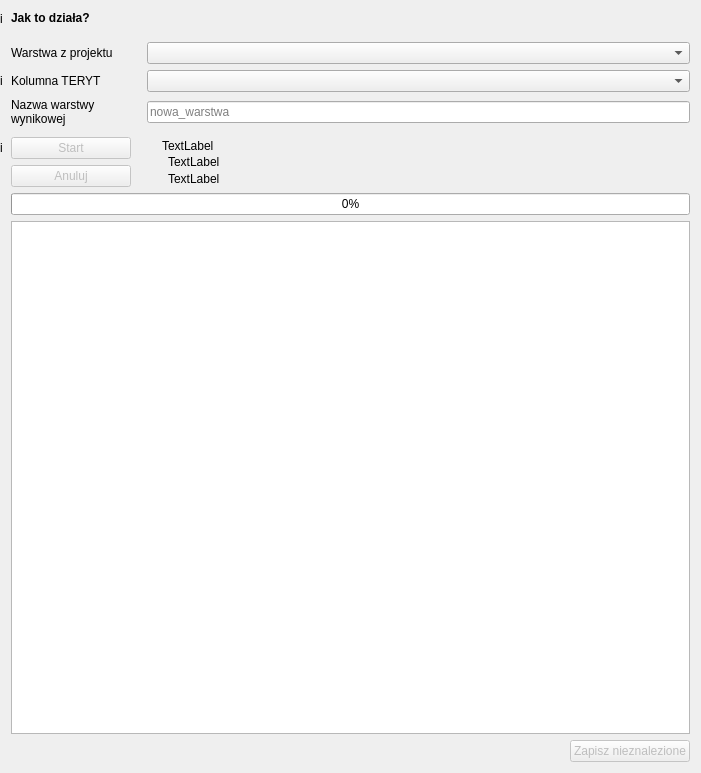
This is gissupport_plugin/modules/uldk/modules/csv_import/main_base.ui in gis-support/gis-support-plugin as Qt 5 draws it before an edit. The edited form follows.
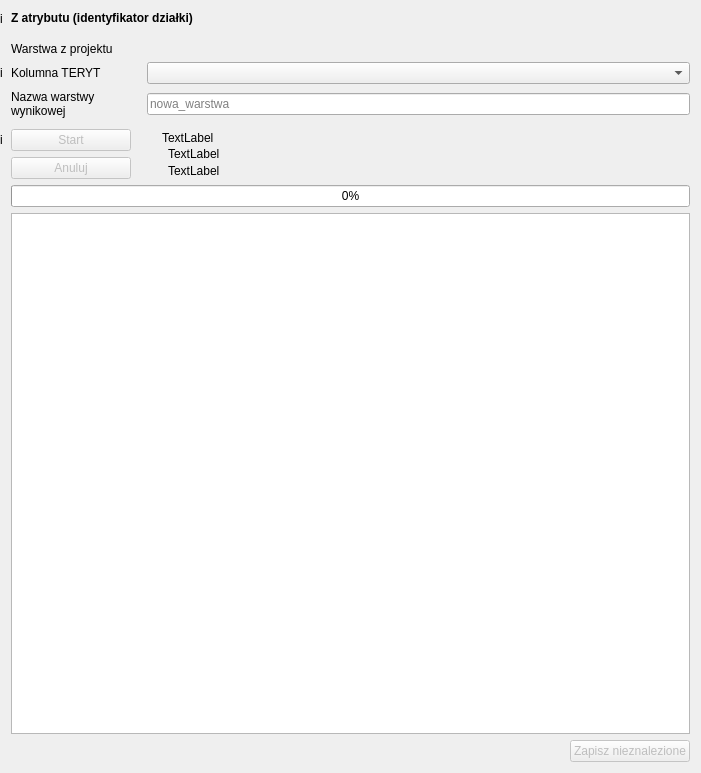
This is the edited form. Custom widgets are drawn as their Qt base class.

What changed in the file:
```diff
--- a/gissupport_plugin/modules/uldk/modules/csv_import/main_base.ui
+++ b/gissupport_plugin/modules/uldk/modules/csv_import/main_base.ui
@@ -37,11 +37,11 @@
      <property name="horizontalSpacing">
       <number>8</number>
      </property>
-     <item row="0" column="1">
+     <item row="0" column="1" colspan="3">
       <widget class="QLabel" name="label_info">
        <property name="maximumSize">
         <size>
-         <width>100</width>
+         <width>16777215</width>
          <height>15</height>
         </size>
        </property>
@@ -49,7 +49,7 @@
         <string/>
        </property>
        <property name="text">
-        <string>&lt;html&gt;&lt;head/&gt;&lt;body&gt;&lt;p&gt;&lt;b&gt;Jak to działa?&lt;/b&gt;&lt;br/&gt;&lt;/p&gt;&lt;/body&gt;&lt;/html&gt;</string>
+        <string>&lt;html&gt;&lt;head/&gt;&lt;body&gt;&lt;p&gt;&lt;b&gt;Z atrybutu (identyfikator działki)&lt;/b&gt;&lt;br/&gt;&lt;/p&gt;&lt;/body&gt;&lt;/html&gt;</string>
        </property>
        <property name="textFormat">
         <enum>Qt::RichText</enum>
@@ -254,10 +254,23 @@
       </spacer>
      </item>
      <item row="2" column="3">
-      <widget class="QgsMapLayerComboBox" name="layer_select"/>
+      <widget class="QgsMapLayerComboBox" name="layer_select" native="true">
+       <property name="minimumSize">
+        <size>
+         <width>65</width>
+         <height>0</height>
+        </size>
+       </property>
+      </widget>
      </item>
      <item row="5" column="3">
       <widget class="QLineEdit" name="text_edit_layer_name">
+       <property name="minimumSize">
+        <size>
+         <width>65</width>
+         <height>0</height>
+        </size>
+       </property>
        <property name="placeholderText">
         <string>nowa_warstwa</string>
        </property>
@@ -283,7 +296,14 @@
       </widget>
      </item>
      <item row="3" column="3">
-      <widget class="QgsFieldComboBox" name="combobox_teryt_column"/>
+      <widget class="QgsFieldComboBox" name="combobox_teryt_column">
+       <property name="minimumSize">
+        <size>
+         <width>65</width>
+         <height>0</height>
+        </size>
+       </property>
+      </widget>
      </item>
      <item row="9" column="1" colspan="3">
       <widget class="QProgressBar" name="progress_bar">
@@ -295,7 +315,7 @@
        </property>
        <property name="minimumSize">
         <size>
-         <width>350</width>
+         <width>65</width>
          <height>0</height>
         </size>
        </property>
@@ -347,7 +367,7 @@
  <customwidgets>
   <customwidget>
    <class>QgsMapLayerComboBox</class>
-   <extends>QComboBox</extends>
+   <extends>QWidget</extends>
    <header>qgsmaplayercombobox.h</header>
   </customwidget>
   <customwidget>
```
Left out of the diff: 2 changed lines with no effect on the pictures.
